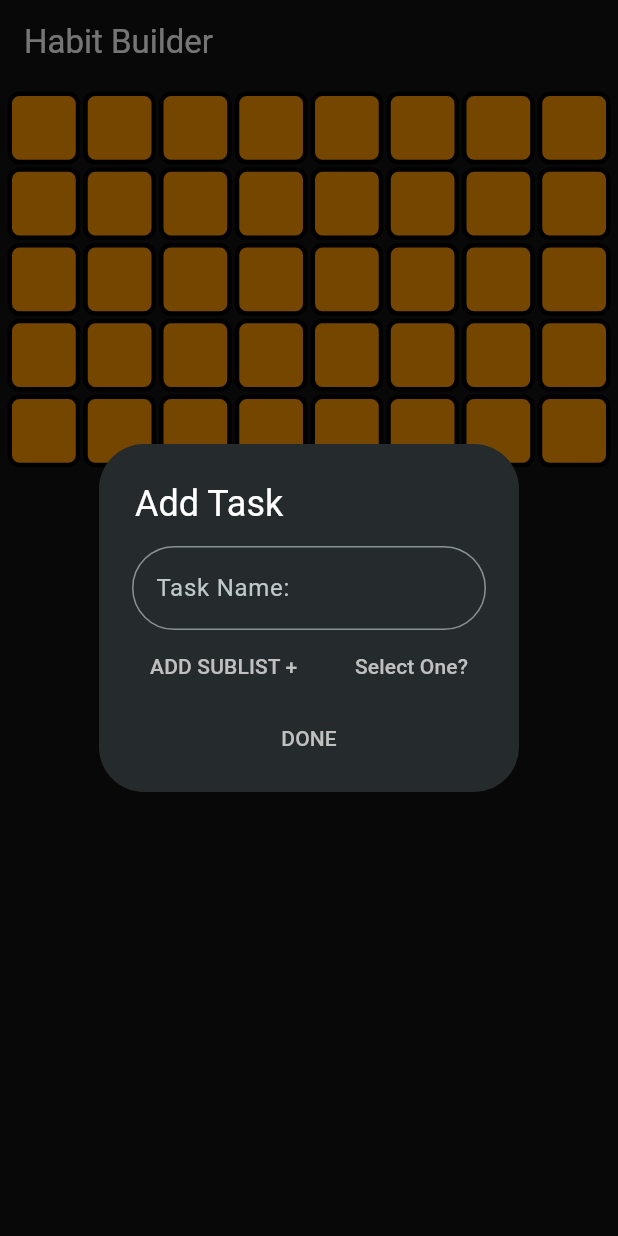
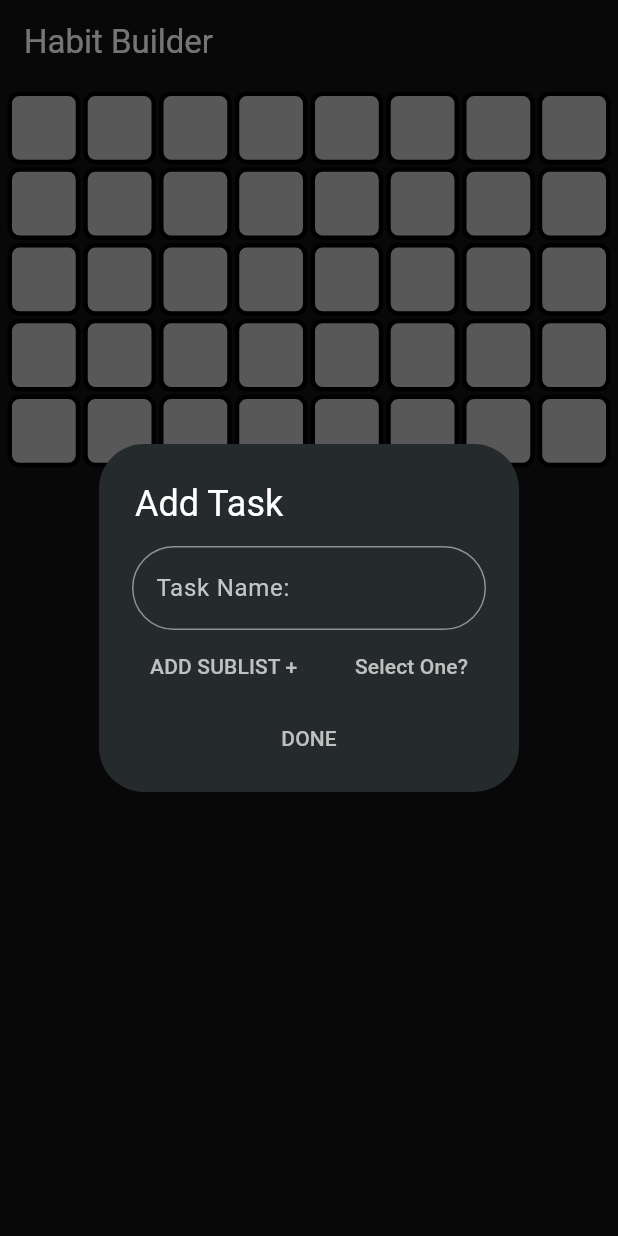
Before and after one commit to Yqzi/40-days, a Flutter app: the screen it shows after launch, after a tap on an icon or button, on a phone screen of 412 x 824 dp. Run offline on Flutter 3.47's test engine with Material 2 defaults, Android fonts, the phone set to English and light mode, and no system bars; drawn by our look-alikes of flutter_animate; our stand-ins replace flex_color_scheme, flutter_local_notifications, font_awesome_flutter, permission_handler, shared_preferences, sqflite and 1 more; accounts and stored records are empty.

```diff
--- a/lib/components/box_widget.dart
+++ b/lib/components/box_widget.dart
@@ -1,4 +1,5 @@
 import 'package:flutter/material.dart';
+import 'package:flutter_animate/flutter_animate.dart';
 import 'package:font_awesome_flutter/font_awesome_flutter.dart';
 
 import '../models/box.dart';
@@ -17,12 +18,16 @@ class BoxWidget extends StatelessWidget {
         borderRadius: BorderRadius.circular(8),
       ),
       child: box.completionDate == null
-          ? null
+          ? const Icon(FontAwesomeIcons.faceSmile)
+              .animate()
+              .fadeOut(duration: Duration(seconds: 1))
           : box.isComplete
               ? const Icon(FontAwesomeIcons.faceSmile)
+                  .animate()
+                  .fade(duration: Duration(seconds: 1))
               : CustomPaint(
                   foregroundPainter: LinePainter(lines: box.lines),
-                ),
+                ).animate().fadeIn(duration: Duration(seconds: 1)),
     );
   }
 }
--- a/lib/main.dart
+++ b/lib/main.dart
@@ -14,6 +14,22 @@ import 'components/box_widget.dart';
 import 'components/missed_dialog.dart';
 import 'components/task_details_dialog.dart';
 
+final theme = FlexThemeData.dark(
+  scheme: FlexScheme.cyanM3,
+  surfaceMode: FlexSurfaceMode.levelSurfacesLowScaffold,
+  blendLevel: 13,
+  subThemesData: const FlexSubThemesData(
+    blendOnLevel: 20,
+    useTextTheme: true,
+    useM2StyleDividerInM3: true,
+    alignedDropdown: true,
+    useInputDecoratorThemeInDialogs: true,
+  ),
+  visualDensity: FlexColorScheme.comfortablePlatformDensity,
+  useMaterial3: true,
+  swapLegacyOnMaterial3: true,
+);
+
 void main() async {
   WidgetsFlutterBinding.ensureInitialized();
   await Permission.notification.isDenied.then((value) {
@@ -22,27 +38,12 @@ void main() async {
     }
   });
   tz.initializeTimeZones();
-  // await Notif().initializeNotification();
   await NotifService().initNotif();
 
   runApp(
     MaterialApp(
       home: const Home(),
-      darkTheme: FlexThemeData.dark(
-        scheme: FlexScheme.blue,
-        surfaceMode: FlexSurfaceMode.levelSurfacesLowScaffold,
-        blendLevel: 13,
-        subThemesData: const FlexSubThemesData(
-          blendOnLevel: 20,
-          useTextTheme: true,
-          useM2StyleDividerInM3: true,
-          alignedDropdown: true,
-          useInputDecoratorThemeInDialogs: true,
-        ),
-        visualDensity: FlexColorScheme.comfortablePlatformDensity,
-        useMaterial3: true,
-        swapLegacyOnMaterial3: true,
-      ),
+      darkTheme: theme,
       themeMode: ThemeMode.dark,
     ),
   );
@@ -652,7 +653,7 @@ class _HomeState extends State<Home> with WidgetsBindingObserver {
                         icon: Icon(
                           FontAwesomeIcons.penToSquare,
                           color: (edit)
-                              ? const Color(0xFFFFE082)
+                              ? Theme.of(context).colorScheme.errorContainer
                               : Theme.of(context).colorScheme.secondary,
                         ),
                       )
--- a/lib/models/box.dart
+++ b/lib/models/box.dart
@@ -1,4 +1,5 @@
 import 'package:flutter/material.dart';
+import 'package:forty_days/main.dart';
 
 class Box {
   final Color color;
@@ -10,10 +11,9 @@ class Box {
   Box({
     this.completionDate,
     this.isComplete = false,
-    this.color = Colors.orange,
     this.lines = 0,
     required this.tasks,
-  });
+  }) : color = theme.colorScheme.surfaceTint;
 
   bool get isToday => completionDate?.day == DateTime.now().day;
 
```
Also changed, not shown: lib/repos/notications.dart (+0 -59 lines).
